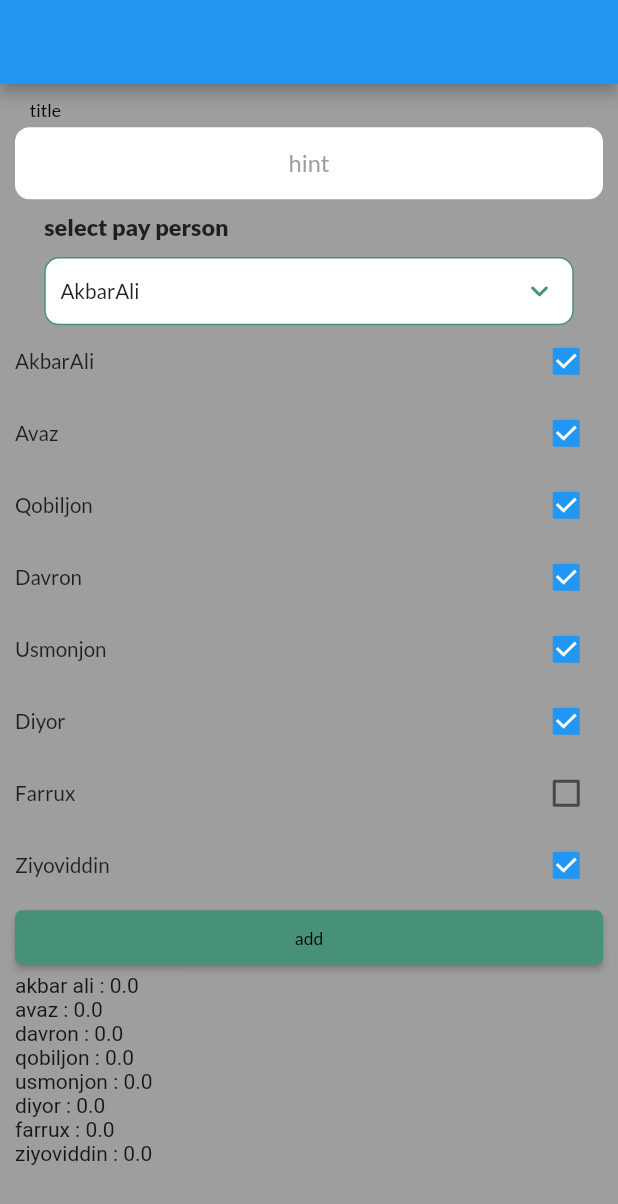
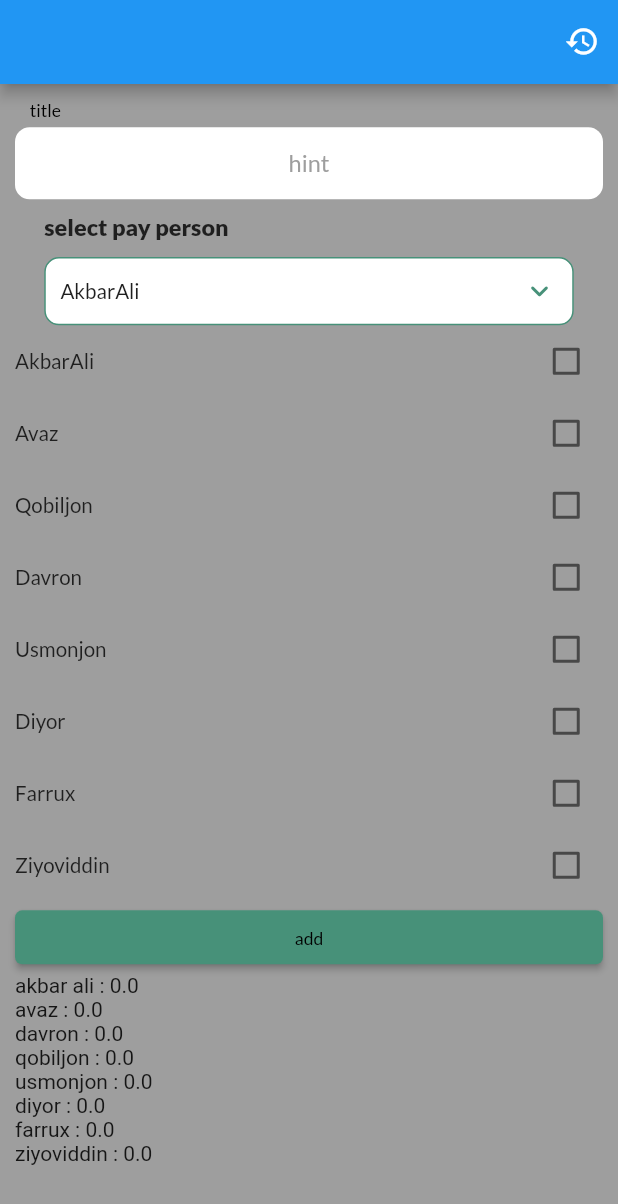
Before and after one commit to zsirojiddinov/kv, a Flutter app: the screen it shows after launch, on a phone screen of 412 x 824 dp. Shown: the top 1204 px of the screen. Run offline on Flutter 3.47's test engine with Material 2 defaults, Android fonts, the phone set to English and light mode, and no system bars; our stand-ins replace flutter_bloc, gap, get, google_fonts, mask_text_input_formatter.

Commit message:
history model create

```diff
--- a/lib/bloc/kv/kv_bloc.dart
+++ b/lib/bloc/kv/kv_bloc.dart
@@ -2,11 +2,15 @@ import 'dart:async';
 
 import 'package:flutter/material.dart';
 import 'package:flutter_bloc/flutter_bloc.dart';
+import 'package:kv/models/kv_models.dart';
 
 import 'kv_event.dart';
 import 'kv_state.dart';
 
 class KvBloc extends Bloc<KvEvent, KvState> {
+  var listUser = <KvUser>[];
+  var listCheckBox = <KvUser>[];
+
   String AkbarAli = "AkbarAli";
   String Avaz = "Avaz";
   String Diyor = "Diyor";
@@ -27,20 +31,32 @@ class KvBloc extends Bloc<KvEvent, KvState> {
 
   late String payPerson;
 
-  List<String> listCheckBox = [];
-
   var summaController = TextEditingController();
 
   KvBloc() : super(SuccesState()) {
+    listUser = [
+      KvUser(name: AkbarAli),
+      KvUser(name: Avaz),
+      KvUser(name: Davron),
+      KvUser(name: Qobiljon),
+      KvUser(name: Usmonjon),
+      KvUser(name: Diyor),
+      KvUser(name: Farrux),
+      KvUser(name: Ziyoviddin),
+    ];
+    listCheckBox = [
+      KvUser(name: AkbarAli),
+      KvUser(name: Avaz),
+      KvUser(name: Davron),
+      KvUser(name: Qobiljon),
+      KvUser(name: Usmonjon),
+      KvUser(name: Diyor),
+      // KvUser(name: Farrux),
+      KvUser(name: Ziyoviddin),
+    ];
+
     payPerson = AkbarAli;
-    listCheckBox.add(AkbarAli);
-    listCheckBox.add(Avaz);
-    listCheckBox.add(Davron);
-    listCheckBox.add(Qobiljon);
-    listCheckBox.add(Usmonjon);
-    listCheckBox.add(Diyor);
-    // listCheckBox.add(Farrux);
-    listCheckBox.add(Ziyoviddin);
+
     on<SelectPayPersonEvent>(pay);
     on<ChangeCheckBoxEvent>(change);
     on<HisoblaEvent>(hisobla);
@@ -327,6 +343,7 @@ class KvBloc extends Bloc<KvEvent, KvState> {
       }
     }
 
+    summaController.text = "";
     emit(SuccesState());
   }
 
--- /dev/null
+++ b/lib/models/kv_models.dart
@@ -0,0 +1,21 @@
+class KvUser {
+  String name;
+  double sum;
+
+  KvUser({
+    this.name = "",
+    this.sum = 0,
+  });
+}
+
+class HistoryModel {
+  String user;
+  double sum;
+  List<KvUser> payPerson;
+
+  HistoryModel({
+    required this.user,
+    required this.sum,
+    required this.payPerson,
+  });
+}
--- a/lib/ui/kv.dart
+++ b/lib/ui/kv.dart
@@ -22,7 +22,17 @@ class KvPage extends StatelessWidget {
     return BlocProvider<KvBloc>(
       create: (ctx) => KvBloc(),
       child: Scaffold(
-        appBar: AppBar(),
+        appBar: AppBar(
+          actions: [
+            IconButton(
+              onPressed: () {},
+              icon: Icon(
+                Icons.history,
+                size: Dimens.iconSize24,
+              ),
+            ),
+          ],
+        ),
         body: BlocBuilder<KvBloc, KvState>(
           builder: (ctx, state) {
             bloc = BlocProvider.of<KvBloc>(ctx);
@@ -42,7 +52,7 @@ class KvPage extends StatelessWidget {
           InputWidget(
             title: "title",
             controller: bloc.summaController,
-            mask: Masked.maskInn,
+            mask: Masked.masksumm,
             hint: "hint",
             focusNode: FocusNode(),
             inputType: TextInputType.number,
--- a/lib/utils/masked.dart
+++ b/lib/utils/masked.dart
@@ -1,8 +1,8 @@
 import 'package:mask_text_input_formatter/mask_text_input_formatter.dart';
 
 class Masked {
-  static MaskTextInputFormatter maskInn = MaskTextInputFormatter(
-      mask: '### ### ###',
+  static MaskTextInputFormatter masksumm = MaskTextInputFormatter(
+      mask: '######',
       filter: {"#": RegExp(r'[0-9]')},
       type: MaskAutoCompletionType.lazy);
 }
```
